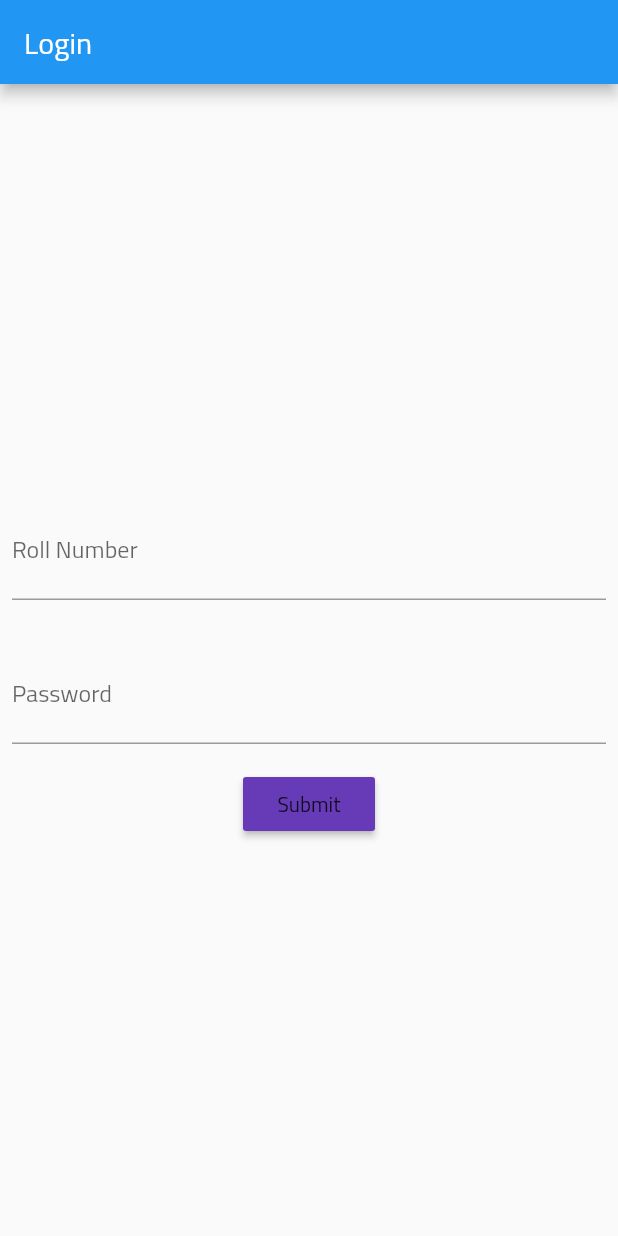
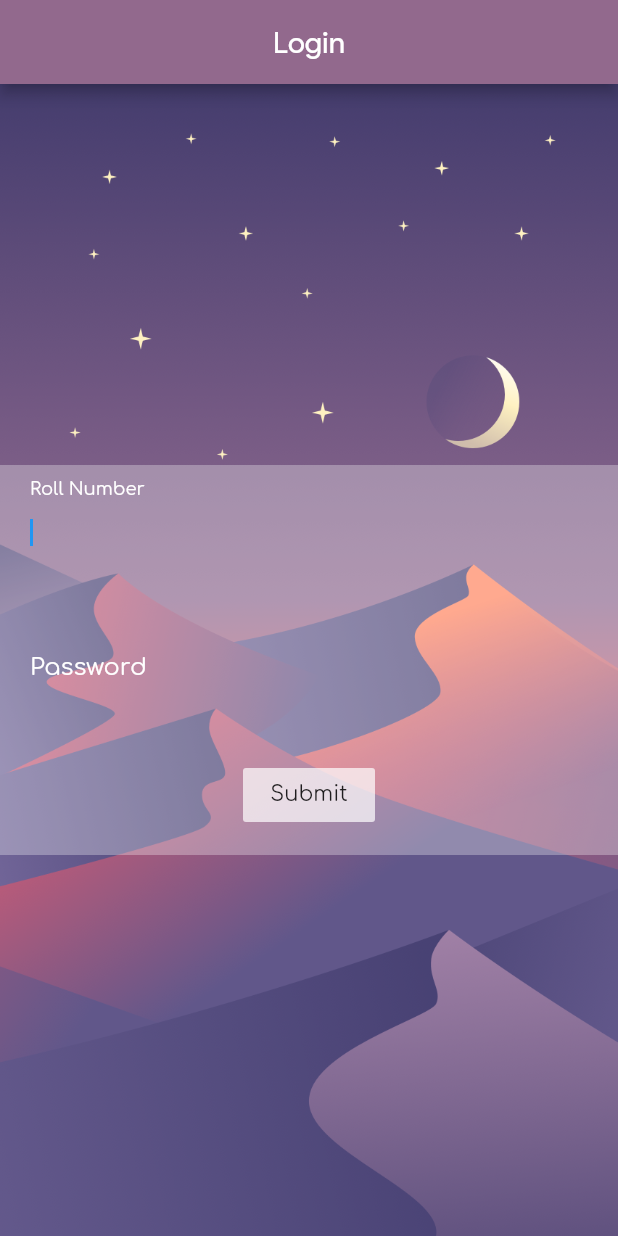
Before and after one commit to swanav/abstergo_flutter, a Flutter app: the screen it shows after launch, after a tap on "Submit", on a phone screen of 412 x 824 dp. Run offline on Flutter 3.47's test engine with Material 2 defaults, Android fonts, the phone set to English and light mode, and no system bars; our stand-ins replace cloud_firestore, firebase_auth, sentry, shared_preferences; missing offline and left inert: tkiosk; accounts and stored records are empty; network calls fail.

Commit message:
Login page revamped.

```diff
--- a/lib/pages/login/login.dart
+++ b/lib/pages/login/login.dart
@@ -1,4 +1,5 @@
 import 'dart:async';
+import 'package:flutter/services.dart';
 import 'package:flutter/material.dart';
 import 'package:firebase_auth/firebase_auth.dart';
 import 'package:shared_preferences/shared_preferences.dart';
@@ -6,6 +7,7 @@ import 'package:shared_preferences/shared_preferences.dart';
 import 'package:tkiosk/tkiosk.dart';
 import 'package:abstergo_flutter/models/credentials.dart';
 import 'package:abstergo_flutter/models/webkiosk_exception.dart';
+import 'package:abstergo_flutter/pages/layout/loading.dart';
 
 class LoginPage extends StatefulWidget {
   @override
@@ -17,7 +19,12 @@ class LoginPageState extends State<LoginPage> {
   Widget build(BuildContext context) {
     return Scaffold(
       appBar: AppBar(
-        title: Text("Login"),
+        backgroundColor: Color.fromRGBO(0x92, 0x69, 0x8D, 1.0),
+        centerTitle: true,
+        title: Text(
+          "Login",
+          style: TextStyle(fontFamily: 'ProductSans'),
+        ),
       ),
       body: LoginForm(),
     );
@@ -31,6 +38,8 @@ class LoginForm extends StatefulWidget {
 
 class LoginFormState extends State<LoginForm> {
   final GlobalKey<FormState> _formKey = GlobalKey<FormState>();
+
+  bool loading = false;
 
   final _usernameController = TextEditingController();
   final _passwordController = TextEditingController();
@@ -48,17 +57,25 @@ class LoginFormState extends State<LoginForm> {
       _passwordController.text,
     );
     print("Attempting login for ${credentials.rollNumber}");
+    setState(() {
+      loading = true;
+    });
     _webkioskLogin(credentials)
         .then(_firebaseLogin)
         .then(_saveCredentials)
         .catchError(_webkioskExceptionHandler,
-            test: (ex) => ex is WebkioskException);
+            test: (ex) => ex is WebkioskException)
+        .whenComplete(() {
+      setState(() {
+        loading = false;
+      });
+    });
   }
 
   Future<Credentials> _webkioskLogin(Credentials credentials) async {
     WebKiosk webkiosk = WebKiosk(credentials.rollNumber, credentials.password);
     try {
-      if (await webkiosk.login()) {
+      if (!await webkiosk.login()) {
         print("Login Failed");
         throw WebkioskException(
             "Webkiosk authentication failed. Incorrect credentials or the server may not be responding.");
@@ -82,21 +99,25 @@ class LoginFormState extends State<LoginForm> {
         );
   }
 
-  Future<Credentials> _firebaseLogin(Credentials credentials) {
-    return FirebaseAuth.instance
-        .signInWithEmailAndPassword(
-      email: credentials.firebaseEmail,
-      password: credentials.firebasePassword,
-    )
-        .catchError((error) {
-      return FirebaseAuth.instance.createUserWithEmailAndPassword(
+  Future<Credentials> _firebaseLogin(Credentials credentials) async {
+    FirebaseUser user;
+    try {
+      user = await FirebaseAuth.instance.signInWithEmailAndPassword(
         email: credentials.firebaseEmail,
         password: credentials.firebasePassword,
       );
-    }).then((FirebaseUser user) async {
+    } on PlatformException catch (ex) {
+      print(ex.message ==
+          "The password is invalid or the user does not have a password.");
+      print("Sign in failed. Creating new user.");
+      user = await FirebaseAuth.instance.createUserWithEmailAndPassword(
+        email: credentials.firebaseEmail,
+        password: credentials.firebasePassword,
+      );
+    }
+
     credentials.uid = user.uid;
     return credentials;
-    });
   }
 
   Future<bool> _saveCredentials(Credentials credentials) async {
@@ -112,19 +133,47 @@ class LoginFormState extends State<LoginForm> {
   @override
   Widget build(BuildContext context) {
     return Container(
-      child: Form(
+      decoration: BoxDecoration(
+        image: DecorationImage(
+          fit: BoxFit.cover,
+          image: AssetImage('assets/background.png'),
+        ),
+      ),
+      child: LayoutBuilder(
+        builder: (BuildContext context, BoxConstraints constraints) {
+          if (loading == true) {
+            return Loading(
+              color: Colors.white,
+            );
+          }
+
+          return Form(
             key: _formKey,
             child: Column(
               mainAxisAlignment: MainAxisAlignment.center,
               crossAxisAlignment: CrossAxisAlignment.start,
               children: <Widget>[
                 Container(
-              padding:
-                  const EdgeInsets.symmetric(vertical: 16.0, horizontal: 8.0),
+                  color: Colors.white30,
+                  padding: const EdgeInsets.symmetric(
+                      vertical: 16.0, horizontal: 8.0),
                   child: TextFormField(
+                    autofocus: true,
                     controller: _usernameController,
+                    style: TextStyle(
+                      color: Colors.white,
+                      fontFamily: 'Comfortaa',
+                    ),
                     decoration: InputDecoration(
                       labelText: "Roll Number",
+                      labelStyle: TextStyle(
+                        color: Colors.white,
+                        fontFamily: 'Comfortaa',
+                      ),
+                      border: OutlineInputBorder(
+                        borderSide: BorderSide.none,
+                        borderRadius: BorderRadius.circular(14.0),
+                      ),
                     ),
                     keyboardType: TextInputType.numberWithOptions(),
                     validator: (value) {
@@ -135,11 +184,25 @@ class LoginFormState extends State<LoginForm> {
                   ),
                 ),
                 Container(
-              padding: EdgeInsets.symmetric(vertical: 16.0, horizontal: 8.0),
+                  color: Colors.white30,
+                  padding:
+                      EdgeInsets.symmetric(vertical: 16.0, horizontal: 8.0),
                   child: TextFormField(
+                    style: TextStyle(
+                      color: Colors.white,
+                      fontFamily: 'Comfortaa',
+                    ),
                     controller: _passwordController,
                     decoration: InputDecoration(
                       labelText: "Password",
+                      labelStyle: TextStyle(
+                        color: Colors.white,
+                        fontFamily: 'Comfortaa',
+                      ),
+                      border: OutlineInputBorder(
+                        borderSide: BorderSide.none,
+                        borderRadius: BorderRadius.circular(14.0),
+                      ),
                     ),
                     obscureText: true,
                     validator: (value) {
@@ -149,14 +212,24 @@ class LoginFormState extends State<LoginForm> {
                     },
                   ),
                 ),
-            Center(
-                child: RaisedButton(
+                Container(
+                  color: Colors.white30,
+                  padding: EdgeInsets.only(top: 16.0, bottom: 16.0),
+                  child: Center(
+                    child: FlatButton(
+                      color: Colors.white70,
                       onPressed: _attemptLogin,
-              color: Colors.deepPurple,
-              child: Text('Submit'),
-            )),
+                      child: Text(
+                        'Submit',
+                        style: TextStyle(fontFamily: 'Comfortaa'),
+                      ),
+                    ),
+                  ),
+                ),
               ],
             ),
+          );
+        },
       ),
     );
   }
```
Lines whose indentation alone changed are shown as unchanged.
